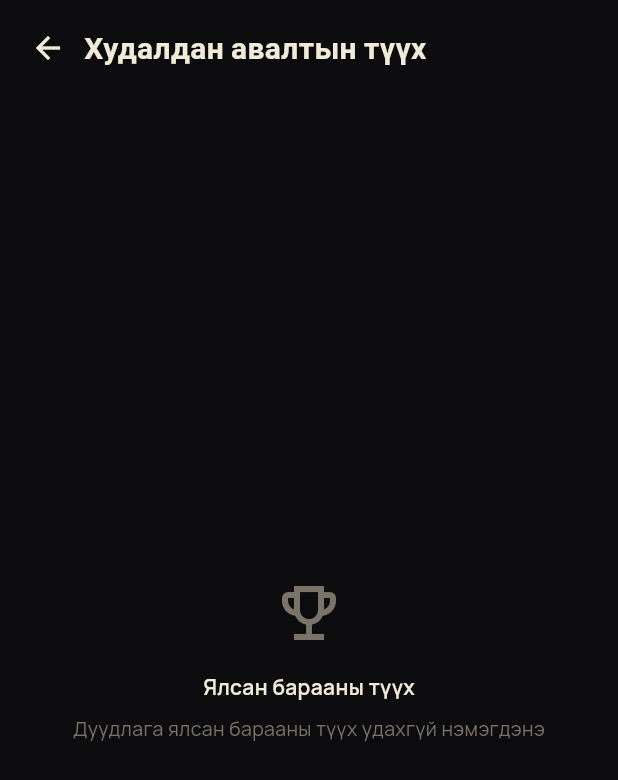
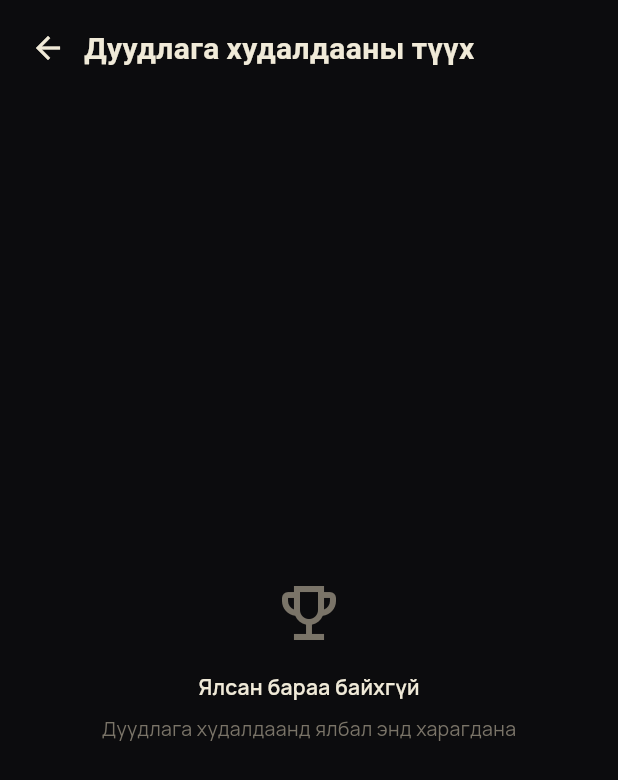
Before and after one commit to Amagazinee/dembee-auction, a Flutter app: the PurchasesScreen screen opened by its route, on a phone screen of 412 x 824 dp. Shown: the top 780 px of the screen. Run offline on Flutter 3.47's test engine with Material 3 defaults, Android fonts, the phone set to English and light mode, and no system bars; our stand-ins replace cloud_firestore, firebase_auth, firebase_core, go_router, google_fonts; accounts and stored records are empty.

Commit message:
Rename and implement won auction history screen (Figma)
- Purchases screen: Дуудлага худалдааны түүх with won items list
- WonAuctionCard: image, title, date, gold price, green savings, ЯЛСАН badge
- AuctionService.watchWonAuctions() by winnerUid
- User menu label updated
- Firestore index for auctions winnerUid + endsAt

Co-authored-by: Amagazinee <Amagazinee@users.noreply.github.com>

```diff
--- a/lib/screens/profile/purchases_screen.dart
+++ b/lib/screens/profile/purchases_screen.dart
@@ -1,17 +1,44 @@
 import 'package:flutter/material.dart';
 
+import '../../models/auction_model.dart';
+import '../../services/auction_service.dart';
 import '../../theme/app_theme.dart';
+import '../../widgets/loading_widget.dart';
 import '../../widgets/profile_sub_page_scaffold.dart';
+import '../../widgets/won_auction_card.dart';
 
-/// Ялсан барааны түүх — удахгүй
+/// Figma — Дуудлага худалдааны түүх (ялсан бараа)
 class PurchasesScreen extends StatelessWidget {
   const PurchasesScreen({super.key});
 
   @override
   Widget build(BuildContext context) {
+    final service = AuctionService();
+
     return ProfileSubPageScaffold(
-      title: 'Худалдан авалтын түүх',
-      child: Center(
+      title: 'Дуудлага худалдааны түүх',
+      child: StreamBuilder<List<AuctionModel>>(
+        stream: service.watchWonAuctions(),
+        builder: (context, snap) {
+          if (snap.connectionState == ConnectionState.waiting) {
+            return const LoadingWidget(message: 'Ачаалж байна...');
+          }
+          if (snap.hasError) {
+            return Center(
+              child: Padding(
+                padding: const EdgeInsets.all(24),
+                child: Text(
+                  'Алдаа: ${snap.error}',
+                  style: const TextStyle(color: AppTheme.destructive),
+                  textAlign: TextAlign.center,
+                ),
+              ),
+            );
+          }
+
+          final won = snap.data ?? [];
+          if (won.isEmpty) {
+            return Center(
               child: Padding(
                 padding: const EdgeInsets.all(32),
                 child: Column(
@@ -21,12 +48,14 @@ class PurchasesScreen extends StatelessWidget {
                         size: 48, color: AppTheme.mutedForeground),
                     const SizedBox(height: 16),
                     Text(
-                'Ялсан барааны түүх',
-                style: AppTheme.bodyStyle.copyWith(fontWeight: FontWeight.w600),
+                      'Ялсан бараа байхгүй',
+                      style: AppTheme.bodyStyle.copyWith(
+                        fontWeight: FontWeight.w600,
+                      ),
                     ),
                     const SizedBox(height: 8),
                     Text(
-                'Дуудлага ялсан барааны түүх удахгүй нэмэгдэнэ',
+                      'Дуудлага худалдаанд ялбал энд харагдана',
                       style: AppTheme.bodyStyle.copyWith(
                         color: AppTheme.mutedForeground,
                         fontSize: 13,
@@ -36,6 +65,16 @@ class PurchasesScreen extends StatelessWidget {
                   ],
                 ),
               ),
+            );
+          }
+
+          return ListView.separated(
+            padding: const EdgeInsets.all(16),
+            itemCount: won.length,
+            separatorBuilder: (_, __) => const SizedBox(height: 10),
+            itemBuilder: (context, i) => WonAuctionCard(auction: won[i]),
+          );
+        },
       ),
     );
   }
--- a/lib/widgets/user_menu_drawer.dart
+++ b/lib/widgets/user_menu_drawer.dart
@@ -144,7 +144,7 @@ class UserMenuDrawer extends StatelessWidget {
             ),
             _MenuItem(
               icon: Icons.shopping_bag_outlined,
-              label: 'Худалдан авалтын түүх',
+              label: 'Дуудлага худалдааны түүх',
               onTap: () {
                 onClose();
                 context.go('/purchases');
```
Also changed, not shown: firebase/firestore.indexes.json (+8 -0 lines), lib/services/auction_service.dart (+13 -0 lines), lib/widgets/won_auction_card.dart (added, +142 -0 lines). Lines whose indentation alone changed are shown as unchanged.
